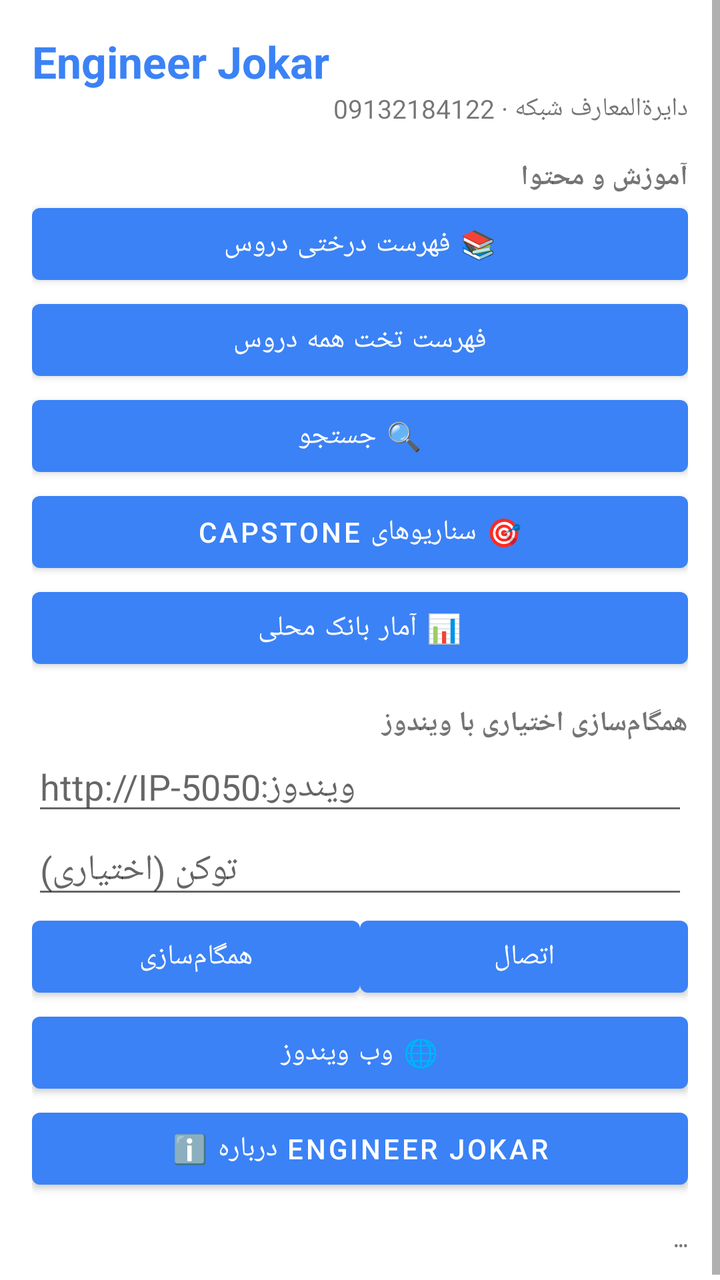
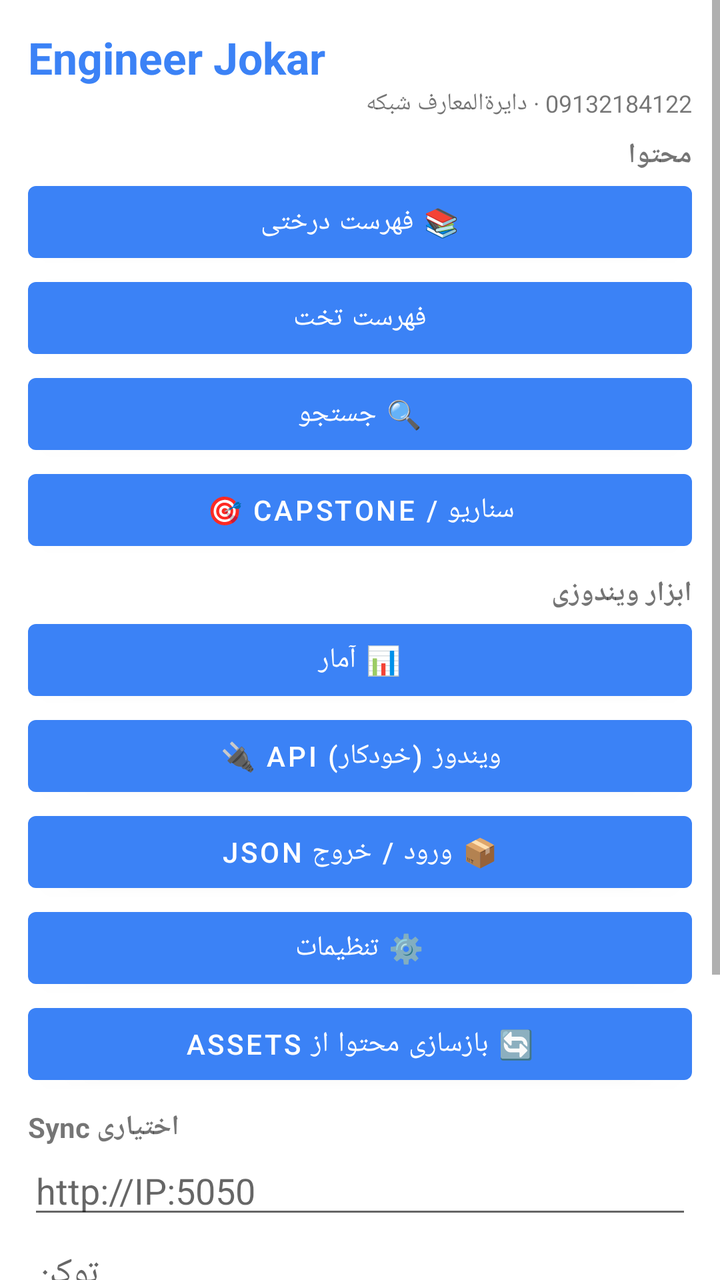

Screens rendered from an Android XML layout before and after an edit, with the pre-edit source and the edit as a unified diff.
<!-- AndroidManifest.xml: application theme Theme.NetEnc -->
<!-- res/layout/activity_main.xml -->
<?xml version="1.0" encoding="utf-8"?>
<ScrollView xmlns:android="http://schemas.android.com/apk/res/android"
    android:layout_width="match_parent"
    android:layout_height="match_parent"
    android:fillViewport="true">

    <LinearLayout
        android:layout_width="match_parent"
        android:layout_height="wrap_content"
        android:orientation="vertical"
        android:padding="16dp"
        android:layoutDirection="rtl">

        <TextView
            android:layout_width="match_parent"
            android:layout_height="wrap_content"
            android:text="Engineer Jokar"
            android:textSize="22sp"
            android:textStyle="bold"
            android:textColor="#3B82F6" />

        <TextView
            android:layout_width="match_parent"
            android:layout_height="wrap_content"
            android:text="دایرةالمعارف شبکه · 09132184122"
            android:textSize="13sp"
            android:paddingBottom="12dp" />

        <TextView
            android:layout_width="match_parent"
            android:layout_height="wrap_content"
            android:text="آموزش و محتوا"
            android:textStyle="bold"
            android:paddingTop="4dp" />

        <Button android:id="@+id/btnTree" android:layout_width="match_parent" android:layout_height="wrap_content" android:text="📚 فهرست درختی دروس" />
        <Button android:id="@+id/btnCatalog" android:layout_width="match_parent" android:layout_height="wrap_content" android:text="فهرست تخت همه دروس" />
        <Button android:id="@+id/btnSearch" android:layout_width="match_parent" android:layout_height="wrap_content" android:text="🔍 جستجو" />
        <Button android:id="@+id/btnScenarios" android:layout_width="match_parent" android:layout_height="wrap_content" android:text="🎯 سناریوهای Capstone" />
        <Button android:id="@+id/btnStats" android:layout_width="match_parent" android:layout_height="wrap_content" android:text="📊 آمار بانک محلی" />

        <TextView
            android:layout_width="match_parent"
            android:layout_height="wrap_content"
            android:text="همگام‌سازی اختیاری با ویندوز"
            android:textStyle="bold"
            android:paddingTop="14dp" />

        <EditText
            android:id="@+id/hostInput"
            android:layout_width="match_parent"
            android:layout_height="wrap_content"
            android:hint="http://IP-ویندوز:5050"
            android:inputType="textUri"
            android:layoutDirection="ltr"
            android:textAlignment="viewStart" />

        <EditText
            android:id="@+id/tokenInput"
            android:layout_width="match_parent"
            android:layout_height="wrap_content"
            android:hint="توکن (اختیاری)"
            android:inputType="textPassword" />

        <LinearLayout
            android:layout_width="match_parent"
            android:layout_height="wrap_content"
            android:orientation="horizontal">
            <Button android:id="@+id/btnHello" android:layout_width="0dp" android:layout_height="wrap_content" android:layout_weight="1" android:text="اتصال" />
            <Button android:id="@+id/btnSync" android:layout_width="0dp" android:layout_height="wrap_content" android:layout_weight="1" android:text="همگام‌سازی" />
        </LinearLayout>

        <Button android:id="@+id/btnOpenWeb" android:layout_width="match_parent" android:layout_height="wrap_content" android:text="🌐 وب ویندوز" />
        <Button android:id="@+id/btnAbout" android:layout_width="match_parent" android:layout_height="wrap_content" android:text="ℹ️ درباره Engineer Jokar" />

        <TextView
            android:id="@+id/logView"
            android:layout_width="match_parent"
            android:layout_height="wrap_content"
            android:paddingTop="12dp"
            android:textIsSelectable="true"
            android:textSize="12sp"
            android:typeface="monospace"
            android:text="…" />
    </LinearLayout>
</ScrollView>
<!-- resources referenced by this layout -->
<resources>
  <style name="Theme.NetEnc" parent="Theme.MaterialComponents.DayNight.DarkActionBar">
          <item name="colorPrimary">#3B82F6</item>
          <item name="colorPrimaryVariant">#1E3A5F</item>
          <item name="colorOnPrimary">#FFFFFF</item>
          <item name="android:statusBarColor">#0F1419</item>
      </style>
</resources>

<!-- the commit's change to res/layout/activity_main.xml (unified diff, before → after) -->
@@ -8,7 +8,7 @@
         android:layout_width="match_parent"
         android:layout_height="wrap_content"
         android:orientation="vertical"
-        android:padding="16dp"
+        android:padding="14dp"
         android:layoutDirection="rtl">
 
         <TextView
@@ -22,65 +22,33 @@
         <TextView
             android:layout_width="match_parent"
             android:layout_height="wrap_content"
-            android:text="دایرةالمعارف شبکه · 09132184122"
-            android:textSize="13sp"
-            android:paddingBottom="12dp" />
+            android:text="09132184122 · دایرةالمعارف شبکه"
+            android:textSize="12sp"
+            android:paddingBottom="8dp" />
 
-        <TextView
-            android:layout_width="match_parent"
-            android:layout_height="wrap_content"
-            android:text="آموزش و محتوا"
-            android:textStyle="bold"
-            android:paddingTop="4dp" />
+        <TextView android:layout_width="match_parent" android:layout_height="wrap_content" android:text="محتوا" android:textStyle="bold" />
+        <Button android:id="@+id/btnTree" android:layout_width="match_parent" android:layout_height="wrap_content" android:text="📚 فهرست درختی" />
+        <Button android:id="@+id/btnCatalog" android:layout_width="match_parent" android:layout_height="wrap_content" android:text="فهرست تخت" />
+        <Button android:id="@+id/btnSearch" android:layout_width="match_parent" android:layout_height="wrap_content" android:text="🔍 جستجو" />
+        <Button android:id="@+id/btnScenarios" android:layout_width="match_parent" android:layout_height="wrap_content" android:text="🎯 Capstone / سناریو" />
 
-        <Button android:id="@+id/btnTree" android:layout_width="match_parent" android:layout_height="wrap_content" android:text="📚 فهرست درختی دروس" />
-        <Button android:id="@+id/btnCatalog" android:layout_width="match_parent" android:layout_height="wrap_content" android:text="فهرست تخت همه دروس" />
-        <Button android:id="@+id/btnSearch" android:layout_width="match_parent" android:layout_height="wrap_content" android:text="🔍 جستجو" />
-        <Button android:id="@+id/btnScenarios" android:layout_width="match_parent" android:layout_height="wrap_content" android:text="🎯 سناریوهای Capstone" />
-        <Button android:id="@+id/btnStats" android:layout_width="match_parent" android:layout_height="wrap_content" android:text="📊 آمار بانک محلی" />
+        <TextView android:layout_width="match_parent" android:layout_height="wrap_content" android:text="ابزار ویندوزی" android:textStyle="bold" android:paddingTop="8dp" />
+        <Button android:id="@+id/btnStats" android:layout_width="match_parent" android:layout_height="wrap_content" android:text="📊 آمار" />
+        <Button android:id="@+id/btnApi" android:layout_width="match_parent" android:layout_height="wrap_content" android:text="🔌 API ویندوز (خودکار)" />
+        <Button android:id="@+id/btnJson" android:layout_width="match_parent" android:layout_height="wrap_content" android:text="📦 ورود / خروج JSON" />
+        <Button android:id="@+id/btnSettings" android:layout_width="match_parent" android:layout_height="wrap_content" android:text="⚙️ تنظیمات" />
+        <Button android:id="@+id/btnReseed" android:layout_width="match_parent" android:layout_height="wrap_content" android:text="🔄 بازسازی محتوا از assets" />
 
-        <TextView
-            android:layout_width="match_parent"
-            android:layout_height="wrap_content"
-            android:text="همگام‌سازی اختیاری با ویندوز"
-            android:textStyle="bold"
-            android:paddingTop="14dp" />
-
-        <EditText
-            android:id="@+id/hostInput"
-            android:layout_width="match_parent"
-            android:layout_height="wrap_content"
-            android:hint="http://IP-ویندوز:5050"
-            android:inputType="textUri"
-            android:layoutDirection="ltr"
-            android:textAlignment="viewStart" />
-
-        <EditText
-            android:id="@+id/tokenInput"
-            android:layout_width="match_parent"
-            android:layout_height="wrap_content"
-            android:hint="توکن (اختیاری)"
-            android:inputType="textPassword" />
-
-        <LinearLayout
-            android:layout_width="match_parent"
-            android:layout_height="wrap_content"
-            android:orientation="horizontal">
+        <TextView android:layout_width="match_parent" android:layout_height="wrap_content" android:text="Sync اختیاری" android:textStyle="bold" android:paddingTop="8dp" />
+        <EditText android:id="@+id/hostInput" android:layout_width="match_parent" android:layout_height="wrap_content" android:hint="http://IP:5050" android:inputType="textUri" android:layoutDirection="ltr" android:textAlignment="viewStart" />
+        <EditText android:id="@+id/tokenInput" android:layout_width="match_parent" android:layout_height="wrap_content" android:hint="توکن" android:inputType="textPassword" />
+        <LinearLayout android:layout_width="match_parent" android:layout_height="wrap_content" android:orientation="horizontal">
             <Button android:id="@+id/btnHello" android:layout_width="0dp" android:layout_height="wrap_content" android:layout_weight="1" android:text="اتصال" />
             <Button android:id="@+id/btnSync" android:layout_width="0dp" android:layout_height="wrap_content" android:layout_weight="1" android:text="همگام‌سازی" />
         </LinearLayout>
+        <Button android:id="@+id/btnOpenWeb" android:layout_width="match_parent" android:layout_height="wrap_content" android:text="🌐 وب ویندوز" />
+        <Button android:id="@+id/btnAbout" android:layout_width="match_parent" android:layout_height="wrap_content" android:text="ℹ️ درباره" />
 
-        <Button android:id="@+id/btnOpenWeb" android:layout_width="match_parent" android:layout_height="wrap_content" android:text="🌐 وب ویندوز" />
-        <Button android:id="@+id/btnAbout" android:layout_width="match_parent" android:layout_height="wrap_content" android:text="ℹ️ درباره Engineer Jokar" />
-
-        <TextView
-            android:id="@+id/logView"
-            android:layout_width="match_parent"
-            android:layout_height="wrap_content"
-            android:paddingTop="12dp"
-            android:textIsSelectable="true"
-            android:textSize="12sp"
-            android:typeface="monospace"
-            android:text="…" />
+        <TextView android:id="@+id/logView" android:layout_width="match_parent" android:layout_height="wrap_content" android:paddingTop="10dp" android:textIsSelectable="true" android:textSize="12sp" android:typeface="monospace" android:text="…" />
     </LinearLayout>
 </ScrollView>
